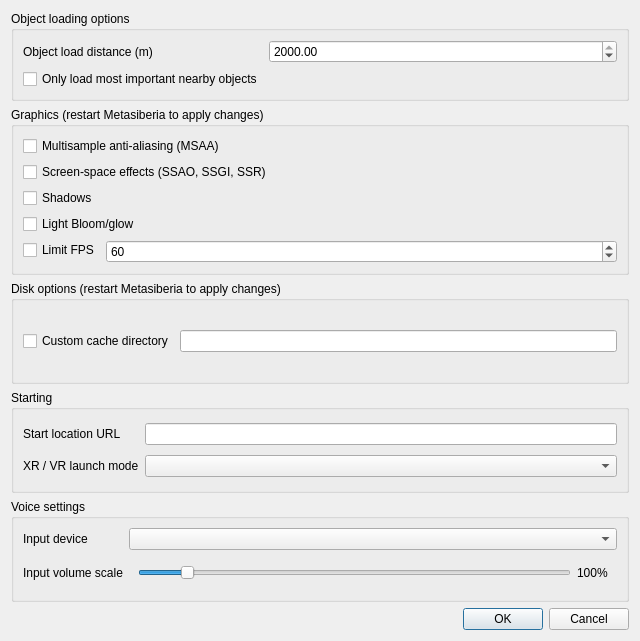
shipilovden/sub-metasiberia, file gui_client/MainOptionsDialog.ui: the form before one commit.
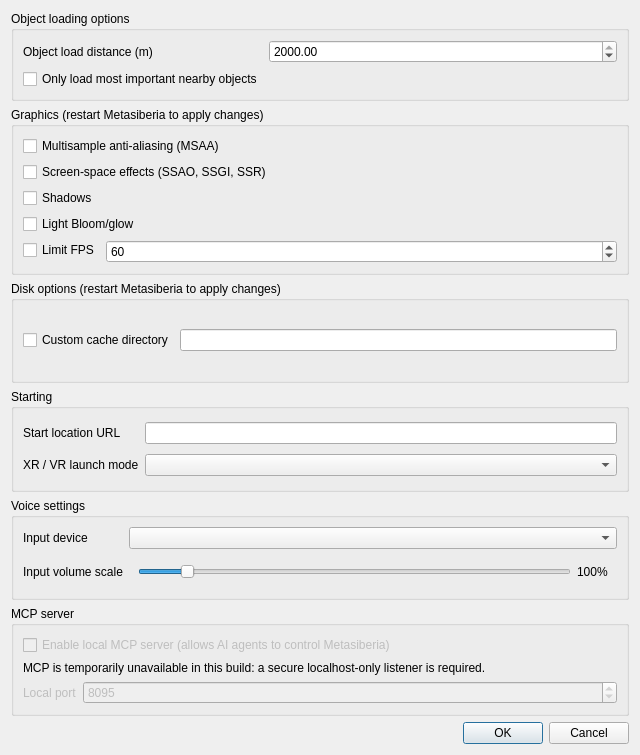
The form after the commit. Custom widgets are drawn as their Qt base class.

Commit message: feat: add native content editors, animation tools and MCP integration

The edit to the form file:
```diff
--- a/gui_client/MainOptionsDialog.ui
+++ b/gui_client/MainOptionsDialog.ui
@@ -7,7 +7,7 @@
     <x>0</x>
     <y>0</y>
     <width>640</width>
-    <height>641</height>
+    <height>755</height>
    </rect>
   </property>
   <property name="windowTitle">
@@ -256,6 +256,88 @@
      </layout>
     </widget>
    </item>
+   <item>
+    <widget class="QGroupBox" name="MCPGroupBox">
+     <property name="title">
+      <string>MCP server</string>
+     </property>
+     <layout class="QVBoxLayout" name="verticalLayout_4">
+      <item>
+       <widget class="QCheckBox" name="enableMCPCheckBox">
+        <property name="enabled">
+         <bool>false</bool>
+        </property>
+        <property name="toolTip">
+         <string>The local MCP endpoint is unavailable until this build has a listener that binds exclusively to localhost.</string>
+        </property>
+        <property name="text">
+         <string>Enable local MCP server (allows AI agents to control Metasiberia)</string>
+        </property>
+       </widget>
+      </item>
+      <item>
+       <widget class="QLabel" name="MCPAvailabilityLabel">
+        <property name="toolTip">
+         <string>The listener must bind only to 127.0.0.1 or ::1; filtering requests after accepting them on a wildcard socket is not sufficient.</string>
+        </property>
+        <property name="text">
+         <string>MCP is temporarily unavailable in this build: a secure localhost-only listener is required.</string>
+        </property>
+        <property name="wordWrap">
+         <bool>true</bool>
+        </property>
+       </widget>
+      </item>
+      <item>
+       <widget class="QWidget" name="MCPSettingsContainer" native="true">
+        <property name="enabled">
+         <bool>false</bool>
+        </property>
+        <layout class="QFormLayout" name="formLayout_3">
+         <property name="leftMargin">
+          <number>0</number>
+         </property>
+         <property name="topMargin">
+          <number>0</number>
+         </property>
+         <property name="rightMargin">
+          <number>0</number>
+         </property>
+         <property name="bottomMargin">
+          <number>0</number>
+         </property>
+         <item row="0" column="0">
+          <widget class="QLabel" name="MCPPortLabel">
+           <property name="toolTip">
+            <string>Unprivileged loopback port for the local MCP endpoint</string>
+           </property>
+           <property name="text">
+            <string>Local port</string>
+           </property>
+          </widget>
+         </item>
+         <item row="0" column="1">
+          <widget class="QSpinBox" name="MCPPortSpinBox">
+           <property name="toolTip">
+            <string>Valid range: 1024 to 65535</string>
+           </property>
+           <property name="minimum">
+            <number>1024</number>
+           </property>
+           <property name="maximum">
+            <number>65535</number>
+           </property>
+           <property name="value">
+            <number>8095</number>
+           </property>
+          </widget>
+         </item>
+        </layout>
+       </widget>
+      </item>
+     </layout>
+    </widget>
+   </item>
    <item>
     <widget class="QDialogButtonBox" name="buttonBox">
      <property name="orientation">
```
The commit also changes 39 other files.
